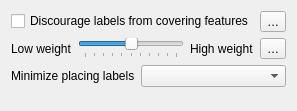
First picture: the form in src/ui/qgslabelobstaclesettingswidgetbase.ui, repository qgis/QGIS, before the edit.
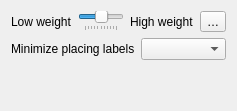
Second picture: the form after the edit. Custom widgets are drawn as their Qt base class.

Commit message: Add QgsLabelObstacleSettingsWidget widget for customising label obstacle settings

Patch:
```diff
--- a/src/ui/qgslabelobstaclesettingswidgetbase.ui
+++ b/src/ui/qgslabelobstaclesettingswidgetbase.ui
@@ -14,7 +14,37 @@
    <string>Form</string>
   </property>
   <layout class="QGridLayout" name="gridLayout">
-   <item row="1" column="0" colspan="2">
+   <item row="1" column="0">
+    <widget class="QLabel" name="mObstacleTypeLabel">
+     <property name="text">
+      <string>Minimize placing labels</string>
+     </property>
+    </widget>
+   </item>
+   <item row="1" column="1">
+    <widget class="QComboBox" name="mObstacleTypeComboBox">
+     <property name="sizePolicy">
+      <sizepolicy hsizetype="Expanding" vsizetype="Fixed">
+       <horstretch>0</horstretch>
+       <verstretch>0</verstretch>
+      </sizepolicy>
+     </property>
+    </widget>
+   </item>
+   <item row="2" column="1">
+    <spacer name="verticalSpacer">
+     <property name="orientation">
+      <enum>Qt::Vertical</enum>
+     </property>
+     <property name="sizeHint" stdset="0">
+      <size>
+       <width>20</width>
+       <height>40</height>
+      </size>
+     </property>
+    </spacer>
+   </item>
+   <item row="0" column="0" colspan="2">
     <layout class="QHBoxLayout" name="horizontalLayout">
      <item>
       <widget class="QLabel" name="label_40">
@@ -64,57 +94,6 @@
      </item>
     </layout>
    </item>
-   <item row="2" column="0">
-    <widget class="QLabel" name="label_14">
-     <property name="text">
-      <string>Minimize placing labels</string>
-     </property>
-    </widget>
-   </item>
-   <item row="2" column="1">
-    <widget class="QComboBox" name="mObstacleTypeComboBox">
-     <property name="sizePolicy">
-      <sizepolicy hsizetype="Expanding" vsizetype="Fixed">
-       <horstretch>0</horstretch>
-       <verstretch>0</verstretch>
-      </sizepolicy>
-     </property>
-    </widget>
-   </item>
-   <item row="0" column="0" colspan="2">
-    <layout class="QHBoxLayout" name="horizontalLayout_16">
-     <item>
-      <widget class="QCheckBox" name="mChkNoObstacle">
-       <property name="enabled">
-        <bool>true</bool>
-       </property>
-       <property name="text">
-        <string>Discourage labels from covering features</string>
-       </property>
-      </widget>
-     </item>
-     <item>
-      <widget class="QgsPropertyOverrideButton" name="mIsObstacleDDBtn">
-       <property name="text">
-        <string>…</string>
-       </property>
-      </widget>
-     </item>
-    </layout>
-   </item>
-   <item row="3" column="1">
-    <spacer name="verticalSpacer">
-     <property name="orientation">
-      <enum>Qt::Vertical</enum>
-     </property>
-     <property name="sizeHint" stdset="0">
-      <size>
-       <width>20</width>
-       <height>40</height>
-      </size>
-     </property>
-    </spacer>
-   </item>
   </layout>
  </widget>
  <customwidgets>
@@ -123,6 +102,12 @@
    <extends>QToolButton</extends>
    <header>qgspropertyoverridebutton.h</header>
   </customwidget>
+  <customwidget>
+   <class>QgsPanelWidget</class>
+   <extends>QWidget</extends>
+   <header>qgspanelwidget.h</header>
+   <container>1</container>
+  </customwidget>
  </customwidgets>
  <resources/>
  <connections/>
```
Left out of the diff: 2 changed lines with no effect on the pictures. The commit also changes 5 other files.
